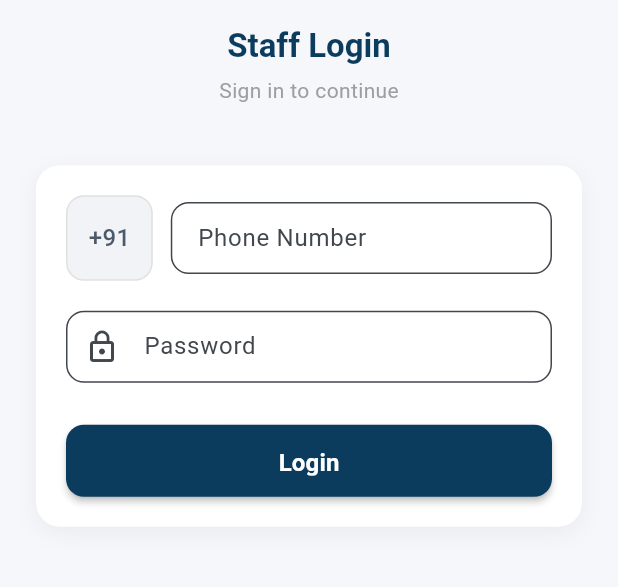
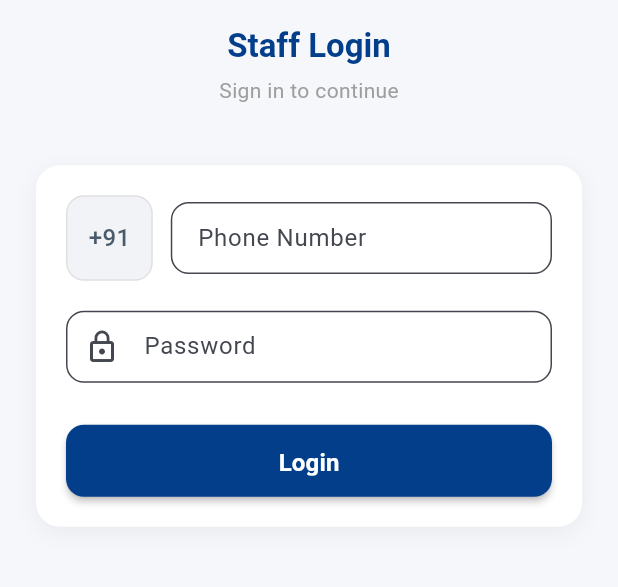
Before and after one commit to Kishor404/VST_Maarketing_CRM_System, a Flutter app: the screen it shows after launch, on a phone screen of 412 x 824 dp, the part 422-1009 px from its top. Run offline on Flutter 3.47's test engine with Material 3 defaults, Android fonts, the phone set to English and light mode, and no system bars; our stand-ins replace dio, flutter_rating_bar, get, get_storage, slide_to_act; accounts and stored records are empty.

Commit message:
Update the Theme and fix bug

```diff
--- a/Frontend/staff/lib/app/core/theme/app_theme.dart
+++ b/Frontend/staff/lib/app/core/theme/app_theme.dart
@@ -7,19 +7,19 @@ class AppTheme {
     return ThemeData(
       useMaterial3: true,
 
-      primaryColor: const Color(0xFF0B3C5D),
+      primaryColor: const Color(0xFF023E8A),
       scaffoldBackgroundColor: const Color.fromARGB(255, 255, 255, 255),
 
       appBarTheme: const AppBarTheme(
-        backgroundColor: Color(0xFF0B3C5D),
+        backgroundColor: Color(0xFF023E8A),
         foregroundColor: Colors.white,
         elevation: 0,
         centerTitle: true,
       ),
 
       colorScheme: ColorScheme.fromSeed(
-        seedColor: const Color(0xFF0B3C5D),
-        primary: const Color(0xFF0B3C5D),
+        seedColor: const Color(0xFF023E8A),
+        primary: const Color(0xFF023E8A),
         secondary: const Color(0xFFE6EEF6),
         background: const Color(0xFFF7F9FC),
         surface: Colors.white,
@@ -29,12 +29,12 @@ class AppTheme {
         headlineLarge: TextStyle(
           fontSize: 26,
           fontWeight: FontWeight.bold,
-          color: Color(0xFF0B3C5D),
+          color: Color(0xFF023E8A),
         ),
         headlineMedium: TextStyle(
           fontSize: 22,
           fontWeight: FontWeight.w600,
-          color: Color(0xFF0B3C5D),
+          color: Color(0xFF023E8A),
         ),
         bodyLarge: TextStyle(
           fontSize: 16,
@@ -48,7 +48,7 @@ class AppTheme {
 
       elevatedButtonTheme: ElevatedButtonThemeData(
         style: ElevatedButton.styleFrom(
-          backgroundColor: const Color(0xFF0B3C5D),
+          backgroundColor: const Color(0xFF023E8A),
           foregroundColor: Colors.white,
           padding: const EdgeInsets.symmetric(vertical: 14),
           shape: RoundedRectangleBorder(
@@ -68,7 +68,7 @@ class AppTheme {
         focusedBorder: OutlineInputBorder(
           borderRadius: BorderRadius.circular(10),
           borderSide:
-              const BorderSide(color: Color(0xFF0B3C5D)),
+              const BorderSide(color: Color(0xFF023E8A)),
         ),
       ),
 
```
Also changed, not shown: 1 other file.
